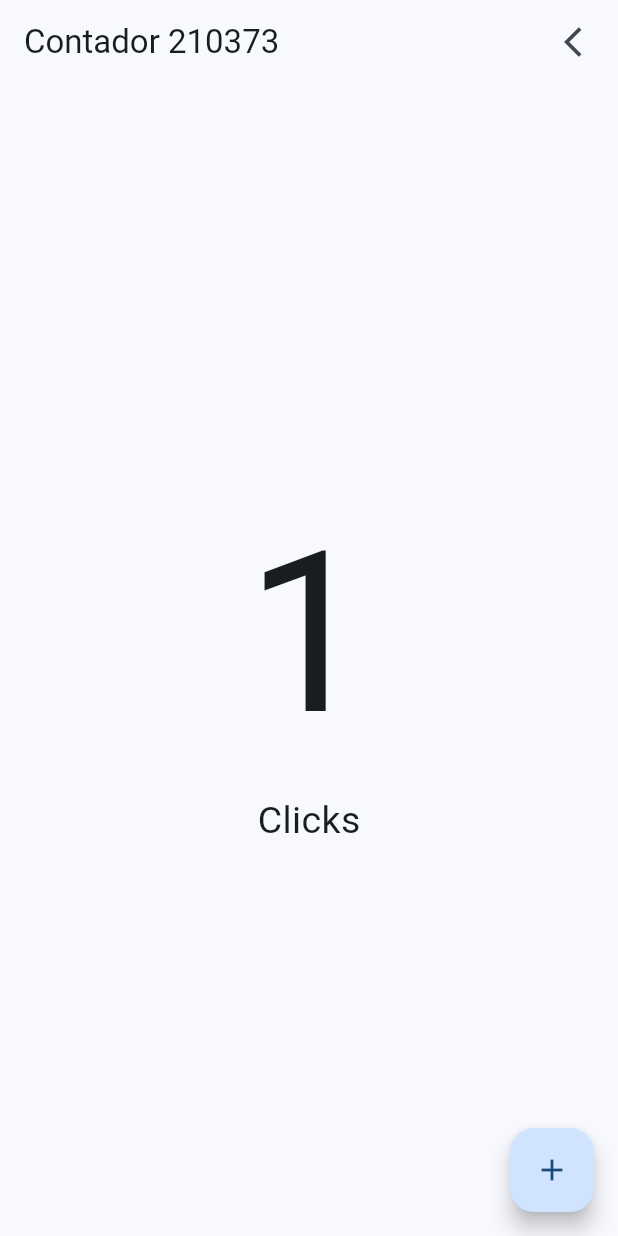
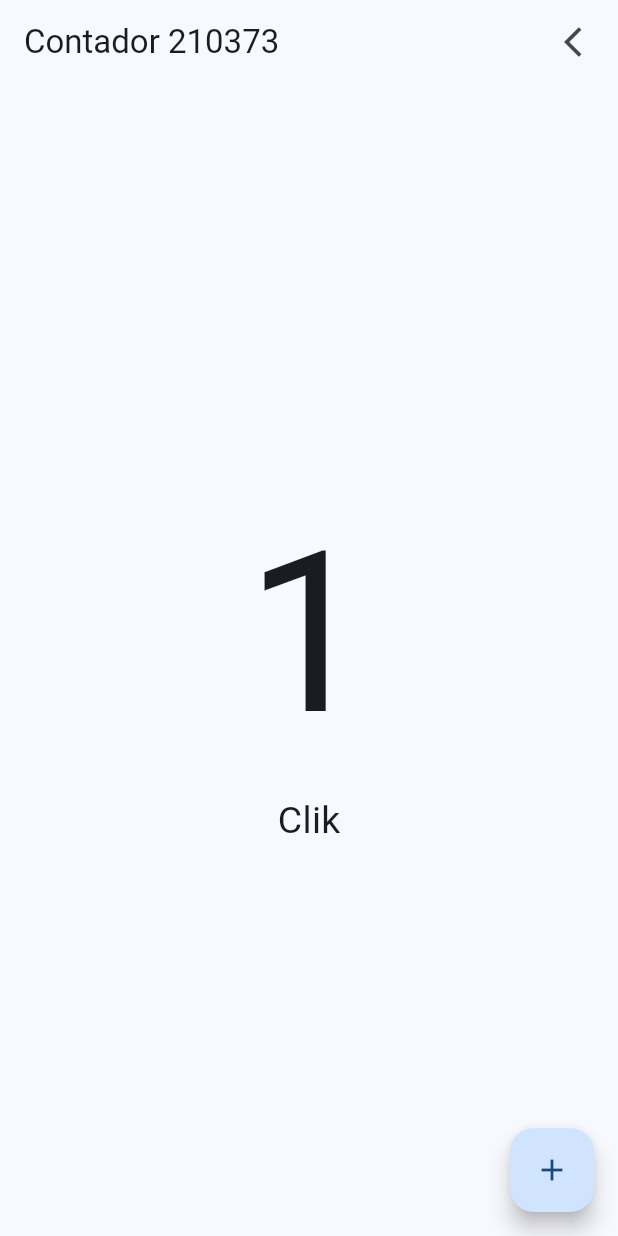
Before and after one commit to jjuancoo/DMI-10A-HelloWorld-Flutter, a Flutter app: the screen it shows after launch, after a tap on the "add" icon, on a phone screen of 412 x 824 dp. Run offline on Flutter 3.47's test engine with Material 3 defaults, Android fonts, the phone set to English and light mode, and no system bars.

Commit message:
Tarea. Cambia el valor del contador segun el numero de clicks

```diff
--- a/helloworld_app_210373/lib/presentation/screens/counter_screen.dart
+++ b/helloworld_app_210373/lib/presentation/screens/counter_screen.dart
@@ -36,9 +36,9 @@ class _CounterScreenState extends State<CounterScreen> {
               style:
                   const TextStyle(fontSize: 150, fontWeight: FontWeight.w400),
             ),
-            const Text(
-              'Clicks',
-              style: TextStyle(fontSize: 25, fontWeight: FontWeight.w400),
+            Text(
+              clickCounter == 1 ? 'Clik' : 'Clicks',
+              style: const TextStyle(fontSize: 25, fontWeight: FontWeight.w400),
             )
           ],
         ),
```
